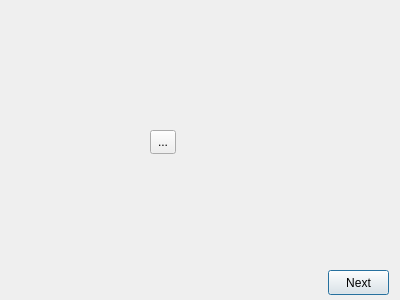
Qt form ui/results.ui (pariterre/QtKinoveaAnalyse) before a commit.
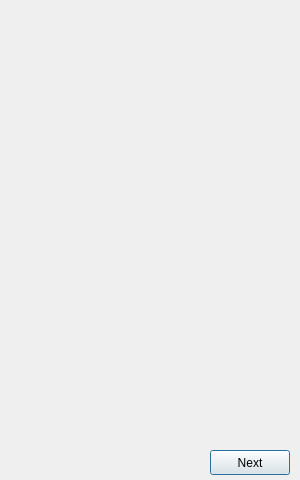
The same form after that commit.

Commit message: Added a chrt that is resizable in the results

```diff
--- a/ui/results.ui
+++ b/ui/results.ui
@@ -6,8 +6,8 @@
    <rect>
     <x>0</x>
     <y>0</y>
-    <width>400</width>
-    <height>300</height>
+    <width>300</width>
+    <height>480</height>
    </rect>
   </property>
   <property name="windowTitle">
@@ -18,50 +18,20 @@
     <rect>
      <x>10</x>
      <y>10</y>
-     <width>381</width>
-     <height>251</height>
+     <width>281</width>
+     <height>421</height>
     </rect>
    </property>
    <property name="currentIndex">
     <number>1</number>
    </property>
-   <widget class="QWidget" name="page">
-    <widget class="QCheckBox" name="checkBox">
-     <property name="geometry">
-      <rect>
-       <x>160</x>
-       <y>150</y>
-       <width>92</width>
-       <height>23</height>
-      </rect>
-     </property>
-     <property name="text">
-      <string>CheckBox</string>
-     </property>
-    </widget>
-   </widget>
-   <widget class="QWidget" name="page_2">
-    <widget class="QToolButton" name="toolButton">
-     <property name="geometry">
-      <rect>
-       <x>140</x>
-       <y>120</y>
-       <width>26</width>
-       <height>24</height>
-      </rect>
-     </property>
-     <property name="text">
-      <string>...</string>
-     </property>
-    </widget>
-   </widget>
   </widget>
   <widget class="QPushButton" name="NextWidget">
    <property name="geometry">
     <rect>
-     <x>328</x>
-     <y>270</y>
-     <width>61</width>
+     <x>210</x>
+     <y>450</y>
+     <width>80</width>
      <height>25</height>
     </rect>
    </property>
```
Left out of the diff: 2 changed lines with no effect on the pictures. The commit also changes 5 other files.
